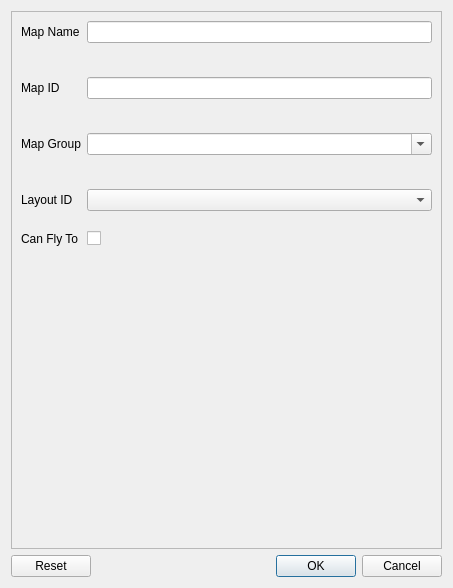
Old version of the form forms/newmapdialog.ui in the repository huderlem/porymap.
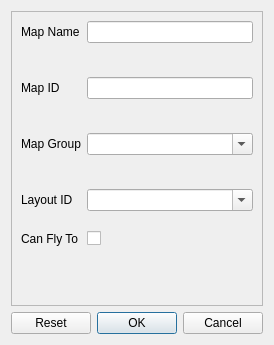
New version of the form. Custom widgets are drawn as their Qt base class.

The edit to the form file:
```diff
--- a/forms/newmapdialog.ui
+++ b/forms/newmapdialog.ui
@@ -2,14 +2,6 @@
 <ui version="4.0">
  <class>NewMapDialog</class>
  <widget class="QDialog" name="NewMapDialog">
-  <property name="geometry">
-   <rect>
-    <x>0</x>
-    <y>0</y>
-    <width>453</width>
-    <height>588</height>
-   </rect>
-  </property>
   <property name="windowTitle">
    <string>New Map Options</string>
   </property>
@@ -24,8 +16,8 @@
        <rect>
         <x>0</x>
         <y>0</y>
-        <width>427</width>
-        <height>522</height>
+        <width>229</width>
+        <height>254</height>
        </rect>
       </property>
       <layout class="QGridLayout" name="gridLayout_3">
@@ -69,7 +61,14 @@
         </widget>
        </item>
        <item row="6" column="1">
-        <widget class="QComboBox" name="comboBox"/>
+        <widget class="QComboBox" name="comboBox_LayoutID">
+         <property name="editable">
+          <bool>true</bool>
+         </property>
+         <property name="insertPolicy">
+          <enum>QComboBox::InsertPolicy::NoInsert</enum>
+         </property>
+        </widget>
        </item>
        <item row="12" column="0" colspan="2">
         <widget class="QWidget" name="widget_HeaderData" native="true">
@@ -206,17 +205,17 @@
   </layout>
  </widget>
  <customwidgets>
-  <customwidget>
-   <class>NoScrollComboBox</class>
-   <extends>QComboBox</extends>
-   <header>noscrollcombobox.h</header>
-  </customwidget>
   <customwidget>
    <class>NewLayoutForm</class>
    <extends>QWidget</extends>
    <header>newlayoutform.h</header>
    <container>1</container>
   </customwidget>
+  <customwidget>
+   <class>NoScrollComboBox</class>
+   <extends>QComboBox</extends>
+   <header>noscrollcombobox.h</header>
+  </customwidget>
  </customwidgets>
  <resources/>
  <connections/>
```
Left out of the diff: 2 changed lines with no effect on the pictures.
